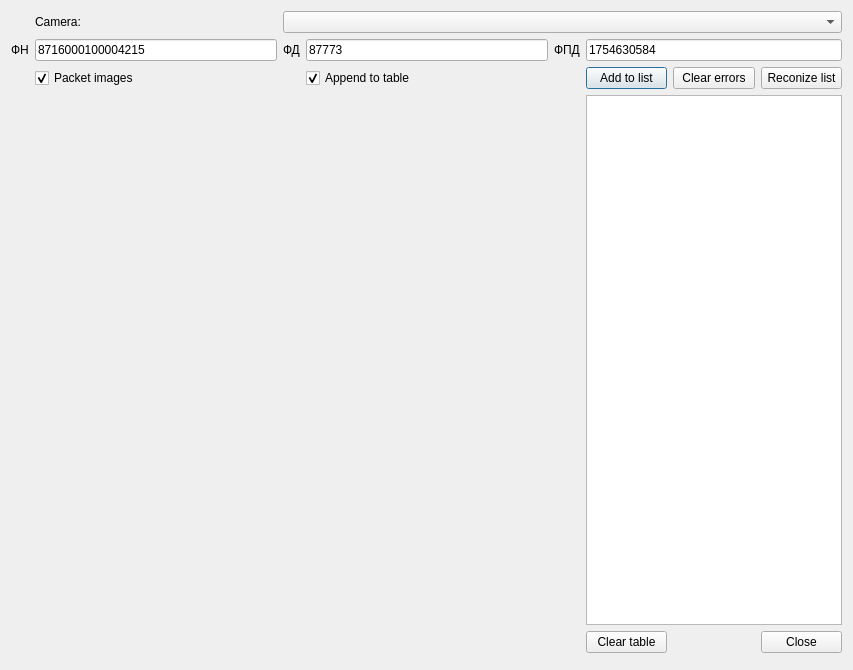
This is src/dialogscanreceipt.ui in p166/BillDownloader as Qt 5 draws it before an edit. The edited form follows.
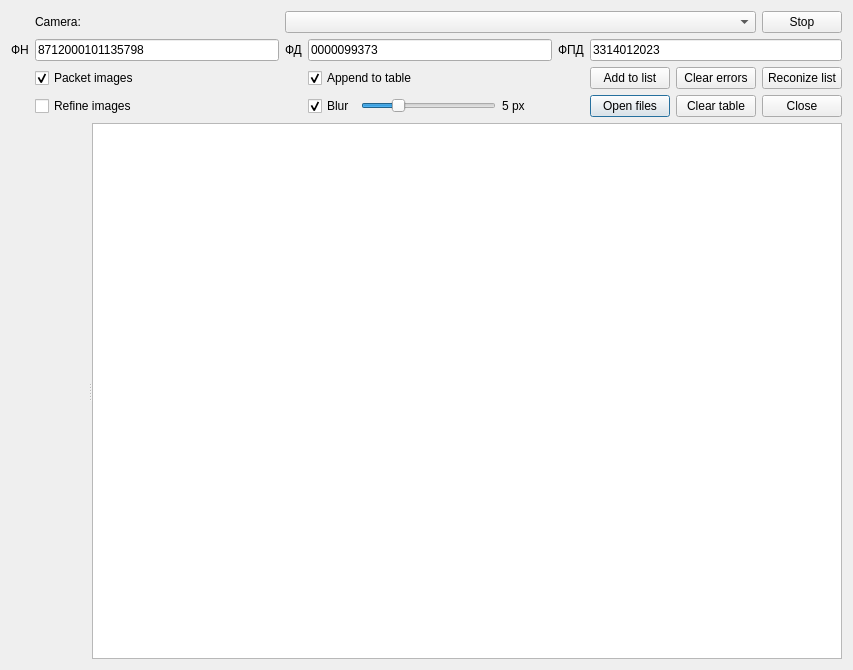
This is the edited form. Custom widgets are drawn as their Qt base class.

Diff of the .ui file:
```diff
--- a/src/dialogscanreceipt.ui
+++ b/src/dialogscanreceipt.ui
@@ -13,47 +13,34 @@
   <property name="windowTitle">
    <string>Dialog</string>
   </property>
-  <layout class="QGridLayout" name="gridLayout_2">
-   <item row="1" column="0">
-    <widget class="QSplitter" name="splitter">
-     <property name="orientation">
-      <enum>Qt::Horizontal</enum>
-     </property>
-    </widget>
-   </item>
+  <layout class="QGridLayout" name="gridLayout_3">
    <item row="0" column="0">
     <layout class="QGridLayout" name="gridLayout">
-     <item row="2" column="1">
-      <widget class="QCheckBox" name="cbPacketImages">
+     <item row="1" column="3">
+      <widget class="QLineEdit" name="lineEdit_fd">
        <property name="text">
-        <string>Packet images</string>
+        <string>0000099373</string>
        </property>
-       <property name="checked">
-        <bool>true</bool>
-       </property>
       </widget>
      </item>
-     <item row="0" column="1">
-      <widget class="QLabel" name="label_4">
+     <item row="3" column="5">
+      <widget class="QPushButton" name="btOpen">
        <property name="text">
-        <string>Camera:</string>
+        <string>Open files</string>
        </property>
       </widget>
      </item>
-     <item row="1" column="5" colspan="3">
-      <widget class="QLineEdit" name="lineEdit_fpd">
-       <property name="text">
-        <string>1754630584</string>
-       </property>
-      </widget>
-     </item>
-     <item row="0" column="2" colspan="6">
-      <widget class="QComboBox" name="comboBox"/>
-     </item>
      <item row="1" column="1">
       <widget class="QLineEdit" name="lineEdit_fn">
        <property name="text">
-        <string>8716000100004215</string>
+        <string>8712000101135798</string>
+       </property>
+      </widget>
+     </item>
+     <item row="1" column="0">
+      <widget class="QLabel" name="label">
+       <property name="text">
+        <string>ФН</string>
        </property>
       </widget>
      </item>
@@ -67,37 +54,6 @@
        </property>
       </widget>
      </item>
-     <item row="1" column="2">
-      <widget class="QLabel" name="label_2">
-       <property name="text">
-        <string>ФД</string>
-       </property>
-      </widget>
-     </item>
-     <item row="1" column="3">
-      <widget class="QLineEdit" name="lineEdit_fd">
-       <property name="text">
-        <string>87773</string>
-       </property>
-      </widget>
-     </item>
-     <item row="2" column="3">
-      <widget class="QCheckBox" name="cbAppendToTable">
-       <property name="text">
-        <string>Append to table</string>
-       </property>
-       <property name="checked">
-        <bool>true</bool>
-       </property>
-      </widget>
-     </item>
-     <item row="1" column="0">
-      <widget class="QLabel" name="label">
-       <property name="text">
-        <string>ФН</string>
-       </property>
-      </widget>
-     </item>
      <item row="1" column="4">
       <widget class="QLabel" name="label_3">
        <property name="text">
@@ -105,32 +61,100 @@
        </property>
       </widget>
      </item>
-     <item row="3" column="5" colspan="3">
-      <layout class="QHBoxLayout" name="horizontalLayout_7">
+     <item row="1" column="5" colspan="3">
+      <widget class="QLineEdit" name="lineEdit_fpd">
+       <property name="text">
+        <string>3314012023</string>
+       </property>
+      </widget>
+     </item>
+     <item row="0" column="1">
+      <widget class="QLabel" name="label_4">
+       <property name="text">
+        <string>Camera:</string>
+       </property>
+      </widget>
+     </item>
+     <item row="3" column="1">
+      <widget class="QCheckBox" name="cbRefineImages">
+       <property name="text">
+        <string>Refine images</string>
+       </property>
+       <property name="checked">
+        <bool>false</bool>
+       </property>
+      </widget>
+     </item>
+     <item row="2" column="3">
+      <widget class="QCheckBox" name="cbAppendToTable">
+       <property name="text">
+        <string>Append to table</string>
+       </property>
+       <property name="checked">
+        <bool>true</bool>
+       </property>
+      </widget>
+     </item>
+     <item row="3" column="3">
+      <layout class="QHBoxLayout" name="horizontalLayout">
        <item>
-        <widget class="QTableView" name="tableView">
-         <property name="selectionBehavior">
-          <enum>QAbstractItemView::SelectRows</enum>
+        <widget class="QCheckBox" name="cbBlur">
+         <property name="text">
+          <string>Blur</string>
          </property>
+         <property name="checked">
+          <bool>true</bool>
+         </property>
         </widget>
        </item>
-      </layout>
-     </item>
-     <item row="3" column="0" colspan="5">
-      <layout class="QHBoxLayout" name="horizontalLayout_6">
        <item>
-        <widget class="cwImage" name="widget" native="true">
-         <property name="sizePolicy">
-          <sizepolicy hsizetype="Preferred" vsizetype="MinimumExpanding">
-           <horstretch>0</horstretch>
-           <verstretch>0</verstretch>
-          </sizepolicy>
+        <widget class="QSlider" name="slBlurRadius">
+         <property name="minimum">
+          <number>1</number>
          </property>
-         <layout class="QHBoxLayout" name="horizontalLayout_4"/>
+         <property name="maximum">
+          <number>200</number>
+         </property>
+         <property name="value">
+          <number>50</number>
+         </property>
+         <property name="orientation">
+          <enum>Qt::Horizontal</enum>
+         </property>
         </widget>
        </item>
+       <item>
+        <widget class="QLabel" name="lbBlurCaption">
+         <property name="minimumSize">
+          <size>
+           <width>50</width>
+           <height>0</height>
+          </size>
+         </property>
+         <property name="text">
+          <string>5 px</string>
+         </property>
+        </widget>
+       </item>
       </layout>
      </item>
+     <item row="2" column="6">
+      <widget class="QPushButton" name="btClearErrors">
+       <property name="text">
+        <string>Clear errors</string>
+       </property>
+      </widget>
+     </item>
+     <item row="2" column="1">
+      <widget class="QCheckBox" name="cbPacketImages">
+       <property name="text">
+        <string>Packet images</string>
+       </property>
+       <property name="checked">
+        <bool>true</bool>
+       </property>
+      </widget>
+     </item>
      <item row="2" column="7">
       <widget class="QPushButton" name="btReconize">
        <property name="text">
@@ -138,24 +162,74 @@
        </property>
       </widget>
      </item>
-     <item row="4" column="5">
+     <item row="1" column="2">
+      <widget class="QLabel" name="label_2">
+       <property name="text">
+        <string>ФД</string>
+       </property>
+      </widget>
+     </item>
+     <item row="3" column="6">
       <widget class="QPushButton" name="btClear">
        <property name="text">
         <string>Clear table</string>
        </property>
       </widget>
      </item>
-     <item row="4" column="7">
+     <item row="3" column="7">
       <widget class="QPushButton" name="btClose">
        <property name="text">
         <string>Close</string>
        </property>
       </widget>
      </item>
-     <item row="2" column="6">
-      <widget class="QPushButton" name="btClearErrors">
+     <item row="4" column="1" colspan="7">
+      <widget class="QSplitter" name="splitter">
+       <property name="orientation">
+        <enum>Qt::Horizontal</enum>
+       </property>
+       <widget class="QWidget" name="horizontalLayoutWidget_2">
+        <layout class="QHBoxLayout" name="horizontalLayout_2">
+         <property name="sizeConstraint">
+          <enum>QLayout::SetDefaultConstraint</enum>
+         </property>
+         <item>
+          <widget class="cwImage" name="widget" native="true">
+           <property name="minimumSize">
+            <size>
+             <width>0</width>
+             <height>200</height>
+            </size>
+           </property>
+           <layout class="QHBoxLayout" name="horizontalLayout_4"/>
+          </widget>
+         </item>
+        </layout>
+       </widget>
+       <widget class="QWidget" name="horizontalLayoutWidget_3">
+        <layout class="QHBoxLayout" name="horizontalLayout_3">
+         <item>
+          <layout class="QGridLayout" name="gridLayout_2">
+           <item row="0" column="0" colspan="2">
+            <widget class="QTableView" name="tableView">
+             <property name="selectionBehavior">
+              <enum>QAbstractItemView::SelectRows</enum>
+             </property>
+            </widget>
+           </item>
+          </layout>
+         </item>
+        </layout>
+       </widget>
+      </widget>
+     </item>
+     <item row="0" column="2" colspan="5">
+      <widget class="QComboBox" name="comboBox"/>
+     </item>
+     <item row="0" column="7">
+      <widget class="QPushButton" name="btStopCamera">
        <property name="text">
-        <string>Clear errors</string>
+        <string>Stop</string>
        </property>
       </widget>
      </item>
```
